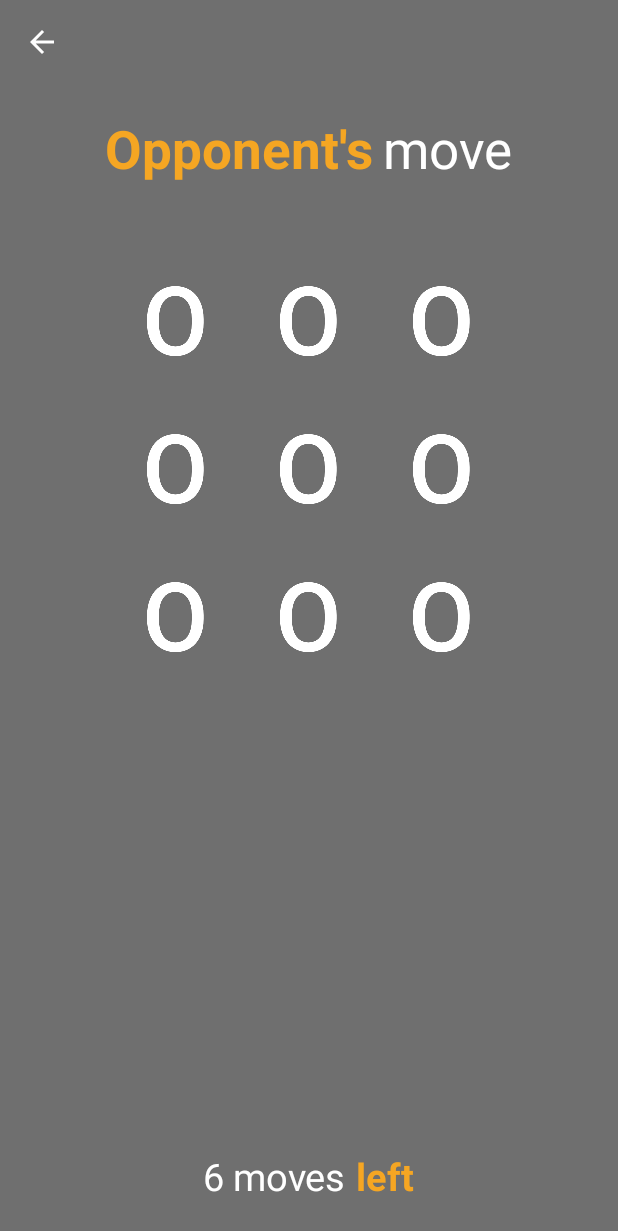
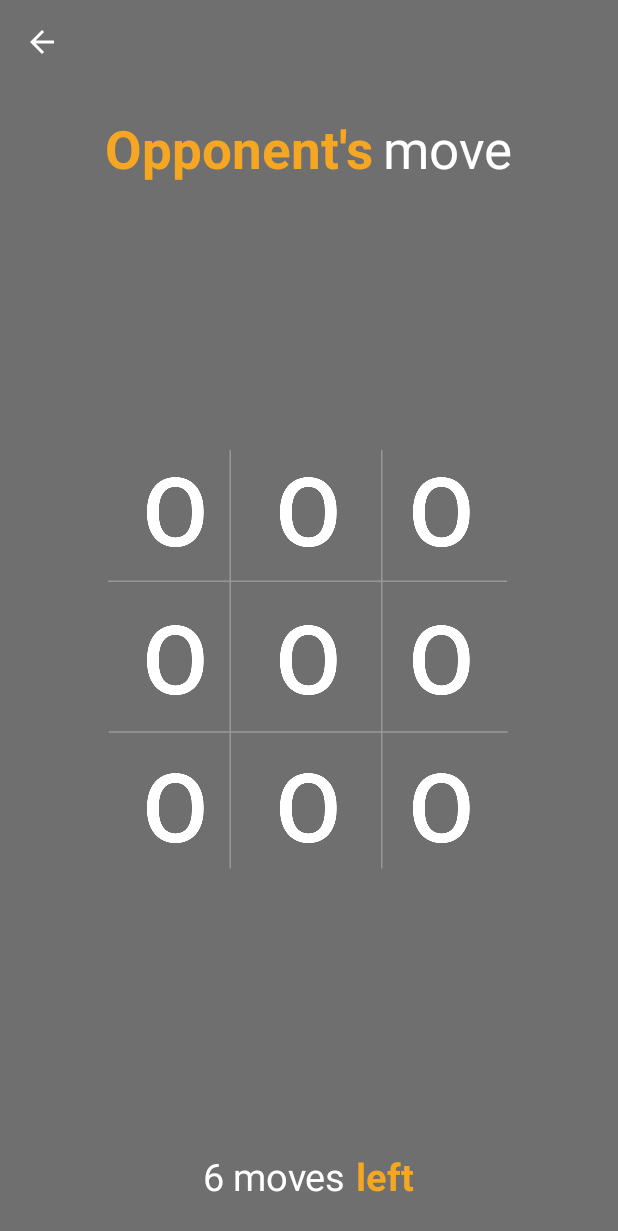
Before and after one commit to tomer89/Tictactoe_android, an Android app: the BoardActivity screen opened directly, with no data from a screen before it, on a phone screen of 412 x 824 dp. Shown: the top 1231 px of the screen. Run offline under Robolectric (Android 15) with nearby library versions, the phone set to English and light mode, and no system bars.

Commit message:
fixing board buttons

```diff
--- a/app/src/main/res/layout/activity_board.xml
+++ b/app/src/main/res/layout/activity_board.xml
@@ -36,12 +36,26 @@
             android:textSize="35sp" />
     </LinearLayout>
 
+    <RelativeLayout
+        android:layout_width="wrap_content"
+        android:layout_height="wrap_content"
+        android:layout_centerInParent="true">
+
+        <ImageView
+            android:layout_width="wrap_content"
+            android:layout_height="wrap_content"
+            android:layout_centerInParent="true"
+            android:background="@color/colorPrimary"
+            android:src="@drawable/border" />
+
+        <RelativeLayout
+            android:id="@+id/above"
+            android:layout_width="wrap_content"
+            android:layout_height="wrap_content">
+
             <TableLayout
-        android:id="@+id/tableLayout"
                 android:layout_width="match_parent"
-        android:layout_height="wrap_content"
-        android:layout_below="@+id/linearLayout"
-        android:layout_marginTop="35dp">
+                android:layout_height="wrap_content">
 
                 <TableRow
                     android:layout_width="wrap_content"
@@ -52,25 +66,26 @@
                         android:id="@+id/boardBtn1"
                         android:layout_width="wrap_content"
                         android:layout_height="wrap_content"
-                android:background="@color/colorPrimary"
-                android:src="@drawable/x"
-                android:padding="25dp"/>
+                        android:background="@color/transparent"
+                        android:padding="25dp"
+                        android:src="@drawable/empty_button" />
 
                     <ImageButton
                         android:id="@+id/boardBtn2"
                         android:layout_width="wrap_content"
                         android:layout_height="wrap_content"
+                        android:background="@color/transparent"
                         android:padding="25dp"
-                android:background="@color/colorPrimary"
-                android:src="@drawable/o" />
+                        android:src="@drawable/empty_button" />
 
                     <ImageButton
+                        android:id="@+id/boardBtn3"
                         android:layout_width="wrap_content"
                         android:layout_height="wrap_content"
+                        android:background="@color/transparent"
                         android:padding="25dp"
-                android:id="@+id/boardBtn3"
-                android:background="@color/colorPrimary"
-                android:src="@drawable/x" />
+                        android:src="@drawable/empty_button" />
+
                 </TableRow>
 
                 <TableRow
@@ -82,25 +97,25 @@
                         android:id="@+id/boardBtn4"
                         android:layout_width="wrap_content"
                         android:layout_height="wrap_content"
+                        android:background="@color/transparent"
                         android:padding="25dp"
-                android:background="@color/colorPrimary"
-                android:src="@drawable/o" />
+                        android:src="@drawable/empty_button" />
 
                     <ImageButton
                         android:id="@+id/boardBtn5"
                         android:layout_width="wrap_content"
                         android:layout_height="wrap_content"
-                android:background="@color/colorPrimary"
+                        android:background="@color/transparent"
                         android:padding="25dp"
-                android:src="@drawable/x" />
+                        android:src="@drawable/empty_button" />
 
                     <ImageButton
                         android:id="@+id/boardBtn6"
                         android:layout_width="wrap_content"
                         android:layout_height="wrap_content"
-                android:background="@color/colorPrimary"
+                        android:background="@color/transparent"
                         android:padding="25dp"
-                android:src="@drawable/o" />
+                        android:src="@drawable/empty_button" />
                 </TableRow>
 
                 <TableRow
@@ -112,28 +127,29 @@
                         android:id="@+id/boardBtn7"
                         android:layout_width="wrap_content"
                         android:layout_height="wrap_content"
-                android:background="@color/colorPrimary"
+                        android:background="@color/transparent"
                         android:padding="25dp"
-                android:src="@drawable/x" />
+                        android:src="@drawable/empty_button" />
 
                     <ImageButton
                         android:id="@+id/boardBtn8"
                         android:layout_width="wrap_content"
                         android:layout_height="wrap_content"
-                android:background="@color/colorPrimary"
+                        android:background="@color/transparent"
                         android:padding="25dp"
-                android:src="@drawable/o" />
+                        android:src="@drawable/empty_button" />
 
                     <ImageButton
                         android:id="@+id/boardBtn9"
                         android:layout_width="wrap_content"
                         android:layout_height="wrap_content"
-                android:background="@color/colorPrimary"
+                        android:background="@color/transparent"
                         android:padding="25dp"
-                android:src="@drawable/x" />
+                        android:src="@drawable/empty_button" />
                 </TableRow>
-
             </TableLayout>
+        </RelativeLayout>
+    </RelativeLayout>
 
     <LinearLayout
         android:id="@+id/linearLayout2"
@@ -161,5 +177,4 @@
             android:textSize="25sp"
             android:textStyle="bold" />
     </LinearLayout>
-
 </RelativeLayout>
--- a/app/src/main/res/values/colors.xml
+++ b/app/src/main/res/values/colors.xml
@@ -5,4 +5,5 @@
     <color name="colorAccent">#F5A623</color>
     <color name="colorBackground">#6F6F6F</color>
     <color name="white">#FFFFFF</color>
+    <color name="transparent">#00FFFFFF</color>
 </resources>
```
Also changed, not shown: app/src/main/res/drawable-hdpi/border.png (added), app/src/main/res/drawable-hdpi/empty_button.png (added), app/src/main/res/drawable-mdpi/border.png (added), app/src/main/res/drawable-mdpi/empty_button.png (added), app/src/main/res/drawable-xhdpi/border.png (added), app/src/main/res/drawable-xhdpi/empty_button.png (added), app/src/main/res/drawable-xxhdpi/border.png (added), app/src/main/res/drawable-xxhdpi/empty_button.png (added). Lines whose indentation alone changed are shown as unchanged.
